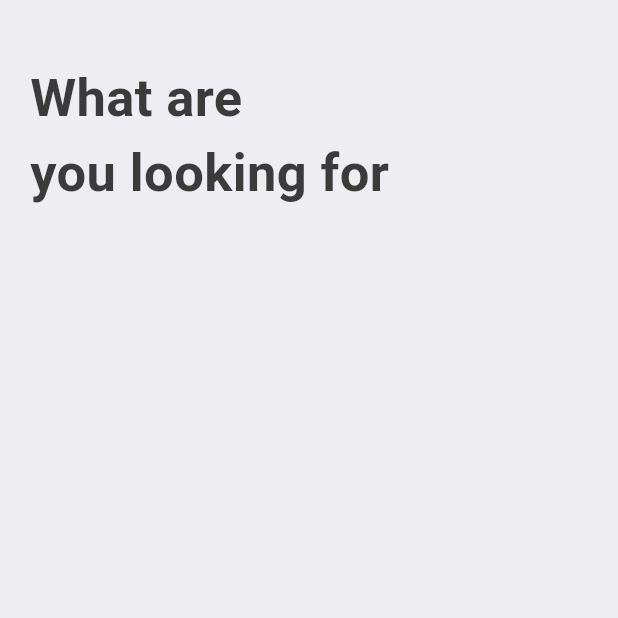
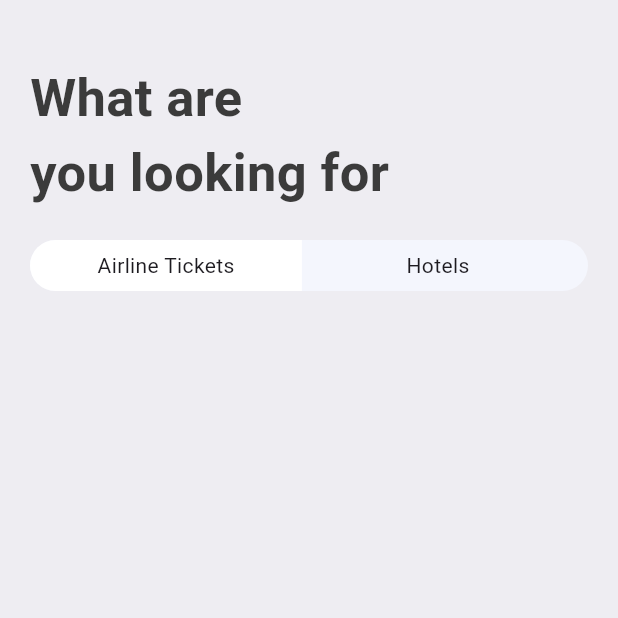
Before and after one commit to MasieJr/ticket_app, a Flutter app: the SearchScreen screen opened directly, on a phone screen of 412 x 824 dp, the top half of it. Run offline on Flutter 3.47's test engine with Material 3 defaults, Android fonts, the phone set to English and light mode, and no system bars; our stand-ins replace fluentui_icons.

Commit message:
App Tabs

```diff
--- a/lib/screens/search/search_screen.dart
+++ b/lib/screens/search/search_screen.dart
@@ -1,5 +1,6 @@
 import 'package:flutter/material.dart';
 import 'package:ticket_app/base/res/styles/app_styles.dart';
+import 'package:ticket_app/screens/search/widgets/app_ticket_tab.dart';
 
 class SearchScreen extends StatelessWidget {
   const SearchScreen({super.key});
@@ -20,6 +21,10 @@ class SearchScreen extends StatelessWidget {
               fontSize: 35,
             ),
           ),
+          const SizedBox(
+            height: 20,
+          ),
+          const AppTicketTab(),
         ],
       ),
     );
--- /dev/null
+++ b/lib/screens/search/widgets/app_tabs.dart
@@ -0,0 +1,29 @@
+import 'package:flutter/material.dart';
+
+class AppTabs extends StatelessWidget {
+  final double width;
+  final bool isSelected;
+  final String tabName;
+  const AppTabs(
+      {super.key,
+      required this.width,
+      required this.tabName,
+      required this.isSelected});
+
+  @override
+  Widget build(BuildContext context) {
+    return Container(
+      padding: const EdgeInsets.symmetric(
+        vertical: 7,
+      ),
+      width: width * 0.44,
+      decoration: BoxDecoration(
+        borderRadius: const BorderRadius.horizontal(
+          left: Radius.circular(50),
+        ),
+        color: isSelected == true ? Colors.white : Colors.transparent,
+      ),
+      child: Center(child: Text(tabName)),
+    );
+  }
+}
--- /dev/null
+++ b/lib/screens/search/widgets/app_ticket_tab.dart
@@ -0,0 +1,30 @@
+import 'package:flutter/material.dart';
+import 'package:ticket_app/screens/search/widgets/app_tabs.dart';
+
+class AppTicketTab extends StatelessWidget {
+  const AppTicketTab({super.key});
+
+  @override
+  Widget build(BuildContext context) {
+    final size = MediaQuery.of(context).size;
+    return Container(
+      decoration: BoxDecoration(
+          borderRadius: BorderRadius.circular(50),
+          color: const Color(0xFFF4F6FD)),
+      child: Row(
+        children: [
+          AppTabs(
+            width: size.width,
+            tabName: "Airline Tickets",
+            isSelected: true,
+          ),
+          AppTabs(
+            width: size.width,
+            tabName: "Hotels",
+            isSelected: false,
+          ),
+        ],
+      ),
+    );
+  }
+}
```
